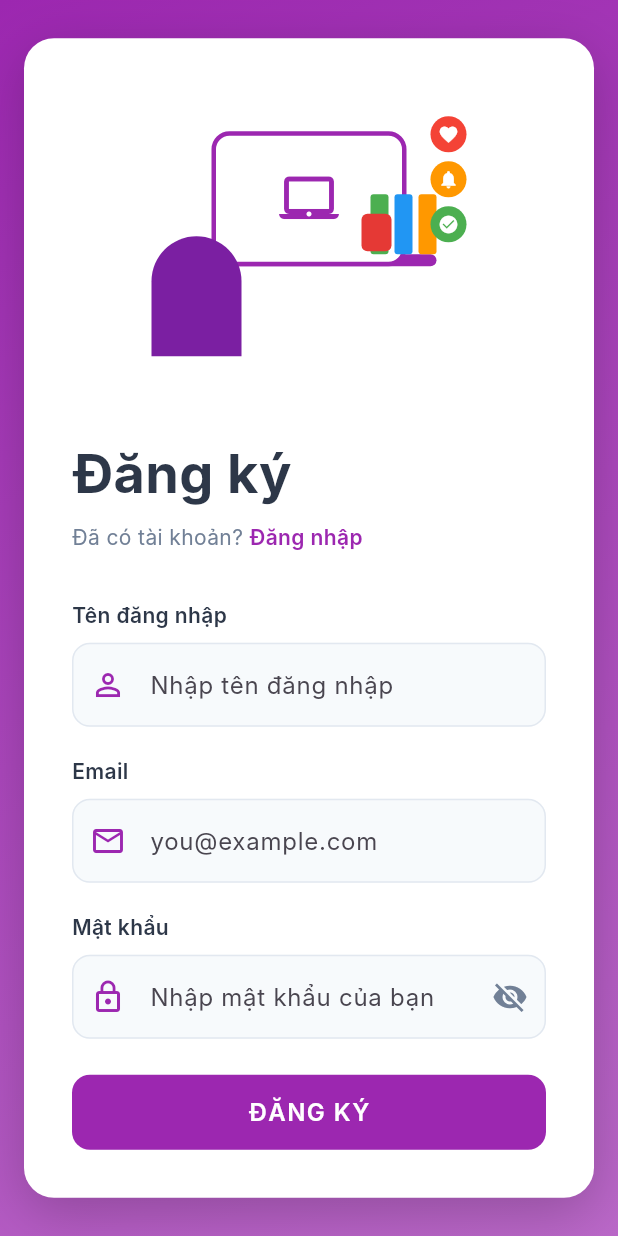
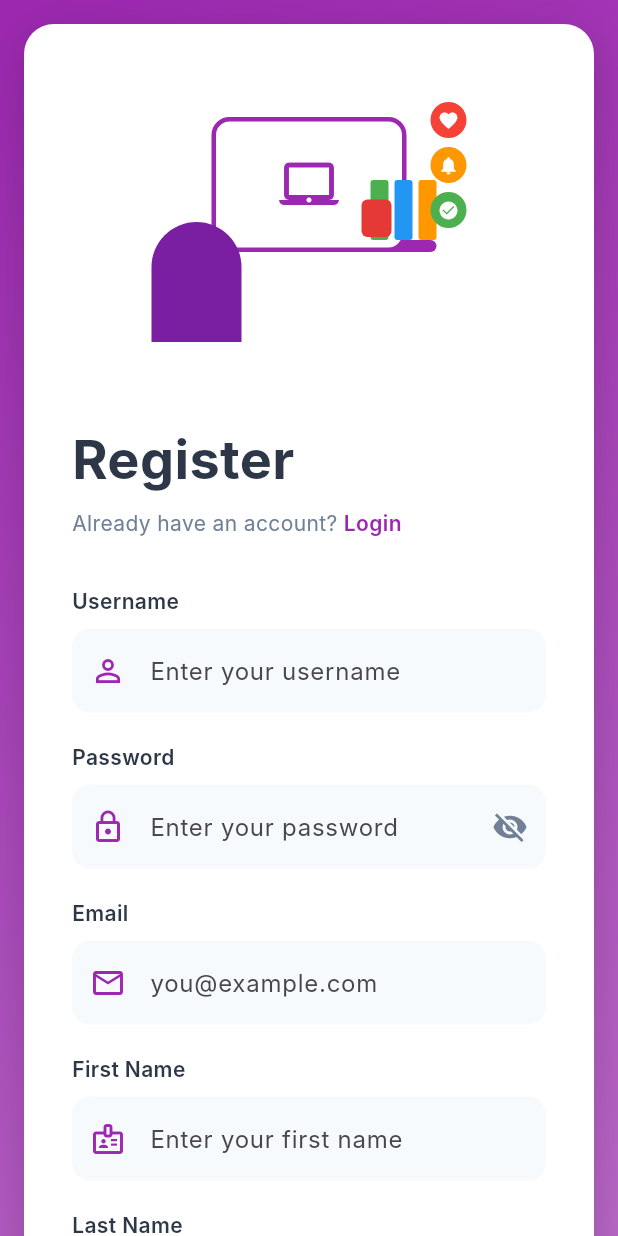
Before and after one commit to DucHuy74/daln, a Flutter app: the RegisterPage screen opened directly, on a phone screen of 412 x 824 dp. Run offline on Flutter 3.47's test engine with Material 3 defaults, Android fonts, the light colour scheme and no system bars; our stand-ins replace flutter_secure_storage; accounts and stored records are empty; Roboto replaces fonts that are missing (Inter).

Commit message:
feat: implement authentication and user services, add login and registration screens

```diff
--- a/frontend/lib/login_screen.dart
+++ b/frontend/lib/login_screen.dart
@@ -1,5 +1,6 @@
 import 'package:flutter/material.dart';
 import 'register_screen.dart';
+import 'services/auth_service.dart';
 
 class LoginPage extends StatefulWidget {
   const LoginPage({Key? key}) : super(key: key);
@@ -16,6 +17,8 @@ class _LoginPageState extends State<LoginPage> {
   bool _obscurePassword = true;
   bool _isLoading = false;
 
+  final AuthService _authService = AuthService();
+
   @override
   void dispose() {
     _emailController.dispose();
@@ -27,22 +30,35 @@ class _LoginPageState extends State<LoginPage> {
       MediaQuery.of(context).size.width < 768;
 
   void _handleLogin() async {
-    if (_formKey.currentState!.validate()) {
+    if (!_formKey.currentState!.validate()) return;
+
     setState(() => _isLoading = true);
 
-      // Simule l'appel API
-      await Future.delayed(const Duration(seconds: 2));
+    bool success = await _authService.login(
+      username: _emailController.text.trim(),
+      password: _passwordController.text.trim(),
+    );
 
     setState(() => _isLoading = false);
 
-      if (mounted) {
+    if (!mounted) return;
+    if (success) {
       ScaffoldMessenger.of(context).showSnackBar(
         const SnackBar(
           content: Text('Đăng nhập thành công!'),
           backgroundColor: Colors.green,
         ),
       );
-      }
+
+      // Chuyển sang màn hình chính
+      Navigator.pushReplacementNamed(context, '/home');
+    } else {
+      ScaffoldMessenger.of(context).showSnackBar(
+        const SnackBar(
+          content: Text('Đăng nhập thất bại'),
+          backgroundColor: Colors.red,
+        ),
+      );
     }
   }
 
@@ -202,7 +218,7 @@ class _LoginPageState extends State<LoginPage> {
 
           // Email/Username
           const Text(
-            'Email hoặc Tên đăng nhập',
+            'Username/Email',
             style: TextStyle(
               fontWeight: FontWeight.w600,
               color: Color(0xFF2D3748),
--- a/frontend/lib/register_screen.dart
+++ b/frontend/lib/register_screen.dart
@@ -1,4 +1,6 @@
 import 'package:flutter/material.dart';
+import 'package:http/http.dart' as http;
+import 'dart:convert';
 
 class RegisterPage extends StatefulWidget {
   const RegisterPage({Key? key}) : super(key: key);
@@ -12,6 +14,10 @@ class _RegisterPageState extends State<RegisterPage> {
   final _usernameController = TextEditingController();
   final _emailController = TextEditingController();
   final _passwordController = TextEditingController();
+  final _firstNameController = TextEditingController();
+  final _lastNameController = TextEditingController();
+  final _dobController = TextEditingController();
+
   bool _obscurePassword = true;
   bool _isLoading = false;
 
@@ -20,30 +26,51 @@ class _RegisterPageState extends State<RegisterPage> {
     _usernameController.dispose();
     _emailController.dispose();
     _passwordController.dispose();
+    _firstNameController.dispose();
+    _lastNameController.dispose();
+    _dobController.dispose();
     super.dispose();
   }
 
   bool _isMobile(BuildContext context) =>
       MediaQuery.of(context).size.width < 768;
 
-  void _handleRegister() async {
+  Future<void> _handleRegister() async {
     if (_formKey.currentState!.validate()) {
       setState(() => _isLoading = true);
 
-      // Simule l'appel API
-      await Future.delayed(const Duration(seconds: 2));
+      final body = {
+        "username": _usernameController.text,
+        "password": _passwordController.text,
+        "email": _emailController.text,
+        "firstName": _firstNameController.text,
+        "lastName": _lastNameController.text,
+        "dob": _dobController.text,
+      };
+
+      final response = await http.post(
+        Uri.parse('http://localhost:8080/api/register'),
+        headers: {'Content-Type': 'application/json'},
+        body: jsonEncode(body),
+      );
 
       setState(() => _isLoading = false);
 
-      if (mounted) {
+      if (response.statusCode == 200) {
         ScaffoldMessenger.of(context).showSnackBar(
           const SnackBar(
             content: Text('Đăng ký thành công!'),
             backgroundColor: Colors.green,
           ),
         );
-        // Quay lại trang login
         Navigator.pop(context);
+      } else {
+        ScaffoldMessenger.of(context).showSnackBar(
+          SnackBar(
+            content: Text('Đăng ký thất bại: ${response.body}'),
+            backgroundColor: Colors.red,
+          ),
+        );
       }
     }
   }
@@ -137,7 +164,7 @@ class _RegisterPageState extends State<RegisterPage> {
         mainAxisSize: MainAxisSize.min,
         children: [
           const Text(
-            'Đăng ký',
+            'Register',
             style: TextStyle(
               fontSize: 36,
               fontWeight: FontWeight.bold,
@@ -148,7 +175,7 @@ class _RegisterPageState extends State<RegisterPage> {
           Row(
             children: [
               const Text(
-                "Đã có tài khoản? ",
+                "Already have an account? ",
                 style: TextStyle(color: Color(0xFF718096)),
               ),
               GestureDetector(
@@ -156,7 +183,7 @@ class _RegisterPageState extends State<RegisterPage> {
                   Navigator.pop(context);
                 },
                 child: const Text(
-                  'Đăng nhập',
+                  'Login',
                   style: TextStyle(
                     color: Color(0xFF9C27B0),
                     fontWeight: FontWeight.w600,
@@ -167,9 +194,9 @@ class _RegisterPageState extends State<RegisterPage> {
           ),
           const SizedBox(height: 32),
 
-          // Username Field
+          // Username
           const Text(
-            'Tên đăng nhập',
+            'Username',
             style: TextStyle(
               fontWeight: FontWeight.w600,
               color: Color(0xFF2D3748),
@@ -180,7 +207,7 @@ class _RegisterPageState extends State<RegisterPage> {
           TextFormField(
             controller: _usernameController,
             decoration: InputDecoration(
-              hintText: 'Nhập tên đăng nhập',
+              hintText: 'Enter your username',
               prefixIcon: const Icon(
                 Icons.person_outline,
                 color: Color(0xFF9C27B0),
@@ -191,31 +218,62 @@ class _RegisterPageState extends State<RegisterPage> {
                 borderRadius: BorderRadius.circular(12),
                 borderSide: BorderSide.none,
               ),
-              enabledBorder: OutlineInputBorder(
-                borderRadius: BorderRadius.circular(12),
-                borderSide: const BorderSide(color: Color(0xFFE2E8F0)),
-              ),
-              focusedBorder: OutlineInputBorder(
-                borderRadius: BorderRadius.circular(12),
-                borderSide: const BorderSide(
-                  color: Color(0xFF9C27B0),
-                  width: 2,
-                ),
-              ),
             ),
             validator: (value) {
-              if (value == null || value.isEmpty) {
-                return 'Vui lòng nhập tên đăng nhập';
-              }
-              if (value.length < 3) {
-                return 'Tên đăng nhập phải có ít nhất 3 ký tự';
-              }
+              if (value == null || value.isEmpty)
+                return 'Please enter username';
+              if (value.length < 3)
+                return 'Username must be at least 3 characters';
               return null;
             },
           ),
           const SizedBox(height: 20),
 
-          // Email Field
+          // Password
+          const Text(
+            'Password',
+            style: TextStyle(
+              fontWeight: FontWeight.w600,
+              color: Color(0xFF2D3748),
+              fontSize: 14,
+            ),
+          ),
+          const SizedBox(height: 8),
+          TextFormField(
+            controller: _passwordController,
+            obscureText: _obscurePassword,
+            decoration: InputDecoration(
+              hintText: 'Enter your password',
+              prefixIcon: const Icon(
+                Icons.lock_outline,
+                color: Color(0xFF9C27B0),
+              ),
+              suffixIcon: IconButton(
+                icon: Icon(
+                  _obscurePassword ? Icons.visibility_off : Icons.visibility,
+                  color: const Color(0xFF718096),
+                ),
+                onPressed: () =>
+                    setState(() => _obscurePassword = !_obscurePassword),
+              ),
+              filled: true,
+              fillColor: const Color(0xFFF7FAFC),
+              border: OutlineInputBorder(
+                borderRadius: BorderRadius.circular(12),
+                borderSide: BorderSide.none,
+              ),
+            ),
+            validator: (value) {
+              if (value == null || value.isEmpty)
+                return 'Please enter password';
+              if (value.length < 6)
+                return 'Password must be at least 6 characters';
+              return null;
+            },
+          ),
+          const SizedBox(height: 20),
+
+          // Email
           const Text(
             'Email',
             style: TextStyle(
@@ -239,33 +297,19 @@ class _RegisterPageState extends State<RegisterPage> {
                 borderRadius: BorderRadius.circular(12),
                 borderSide: BorderSide.none,
               ),
-              enabledBorder: OutlineInputBorder(
-                borderRadius: BorderRadius.circular(12),
-                borderSide: const BorderSide(color: Color(0xFFE2E8F0)),
-              ),
-              focusedBorder: OutlineInputBorder(
-                borderRadius: BorderRadius.circular(12),
-                borderSide: const BorderSide(
-                  color: Color(0xFF9C27B0),
-                  width: 2,
-                ),
-              ),
             ),
             validator: (value) {
-              if (value == null || value.isEmpty) {
-                return 'Vui lòng nhập email';
-              }
-              if (!RegExp(r'^[^@]+@[^@]+\.[^@]+').hasMatch(value)) {
-                return 'Vui lòng nhập email hợp lệ';
-              }
+              if (value == null || value.isEmpty) return 'Please enter email';
+              if (!RegExp(r'^[^@]+@[^@]+\.[^@]+').hasMatch(value))
+                return 'Please enter valid email';
               return null;
             },
           ),
           const SizedBox(height: 20),
 
-          // Password Field
+          // First Name
           const Text(
-            'Mật khẩu',
+            'First Name',
             style: TextStyle(
               fontWeight: FontWeight.w600,
               color: Color(0xFF2D3748),
@@ -274,22 +318,12 @@ class _RegisterPageState extends State<RegisterPage> {
           ),
           const SizedBox(height: 8),
           TextFormField(
-            controller: _passwordController,
-            obscureText: _obscurePassword,
+            controller: _firstNameController,
             decoration: InputDecoration(
-              hintText: 'Nhập mật khẩu của bạn',
+              hintText: 'Enter your first name',
               prefixIcon: const Icon(
-                Icons.lock_outline,
+                Icons.badge_outlined,
                 color: Color(0xFF9C27B0),
-              ),
-              suffixIcon: IconButton(
-                icon: Icon(
-                  _obscurePassword ? Icons.visibility_off : Icons.visibility,
-                  color: const Color(0xFF718096),
-                ),
-                onPressed: () {
-                  setState(() => _obscurePassword = !_obscurePassword);
-                },
               ),
               filled: true,
               fillColor: const Color(0xFFF7FAFC),
@@ -297,27 +331,86 @@ class _RegisterPageState extends State<RegisterPage> {
                 borderRadius: BorderRadius.circular(12),
                 borderSide: BorderSide.none,
               ),
-              enabledBorder: OutlineInputBorder(
+            ),
+            validator: (value) => (value == null || value.isEmpty)
+                ? 'Please enter first name'
+                : null,
+          ),
+          const SizedBox(height: 20),
+
+          // Last Name
+          const Text(
+            'Last Name',
+            style: TextStyle(
+              fontWeight: FontWeight.w600,
+              color: Color(0xFF2D3748),
+              fontSize: 14,
+            ),
+          ),
+          const SizedBox(height: 8),
+          TextFormField(
+            controller: _lastNameController,
+            decoration: InputDecoration(
+              hintText: 'Enter your last name',
+              prefixIcon: const Icon(
+                Icons.badge_outlined,
+                color: Color(0xFF9C27B0),
+              ),
+              filled: true,
+              fillColor: const Color(0xFFF7FAFC),
+              border: OutlineInputBorder(
                 borderRadius: BorderRadius.circular(12),
-                borderSide: const BorderSide(color: Color(0xFFE2E8F0)),
-              ),
-              focusedBorder: OutlineInputBorder(
-                borderRadius: BorderRadius.circular(12),
-                borderSide: const BorderSide(
-                  color: Color(0xFF9C27B0),
-                  width: 2,
-                ),
+                borderSide: BorderSide.none,
               ),
             ),
-            validator: (value) {
-              if (value == null || value.isEmpty) {
-                return 'Vui lòng nhập mật khẩu';
+            validator: (value) => (value == null || value.isEmpty)
+                ? 'Please enter last name'
+                : null,
+          ),
+          const SizedBox(height: 20),
+
+          // Date of Birth
+          const Text(
+            'Date of Birth',
+            style: TextStyle(
+              fontWeight: FontWeight.w600,
+              color: Color(0xFF2D3748),
+              fontSize: 14,
+            ),
+          ),
+          const SizedBox(height: 8),
+          TextFormField(
+            controller: _dobController,
+            readOnly: true,
+            decoration: InputDecoration(
+              hintText: 'Select date of birth',
+              prefixIcon: const Icon(
+                Icons.calendar_today_outlined,
+                color: Color(0xFF9C27B0),
+              ),
+              filled: true,
+              fillColor: const Color(0xFFF7FAFC),
+              border: OutlineInputBorder(
+                borderRadius: BorderRadius.circular(12),
+                borderSide: BorderSide.none,
+              ),
+            ),
+            onTap: () async {
+              DateTime? pickedDate = await showDatePicker(
+                context: context,
+                initialDate: DateTime(2000),
+                firstDate: DateTime(1900),
+                lastDate: DateTime.now(),
+              );
+              if (pickedDate != null) {
+                _dobController.text = pickedDate.toIso8601String().split(
+                  'T',
+                )[0];
               }
-              if (value.length < 6) {
-                return 'Mật khẩu phải có ít nhất 6 ký tự';
-              }
-              return null;
             },
+            validator: (value) => (value == null || value.isEmpty)
+                ? 'Please select date of birth'
+                : null,
           ),
           const SizedBox(height: 24),
 
@@ -345,7 +438,7 @@ class _RegisterPageState extends State<RegisterPage> {
                       ),
                     )
                   : const Text(
-                      'ĐĂNG KÝ',
+                      'REGISTER',
                       style: TextStyle(
                         fontSize: 16,
                         fontWeight: FontWeight.w600,
--- a/frontend/pubspec.yaml
+++ b/frontend/pubspec.yaml
@@ -35,8 +35,9 @@ dependencies:
   # Use with the CupertinoIcons class for iOS style icons.
   cupertino_icons: ^1.0.8
   dio: ^5.9.0
-  flutter_appauth: ^11.0.0
-  flutter_secure_storage: ^9.0.0
+  flutter_appauth: ^2.0.4
+  flutter_secure_storage: ^8.0.0
+  http: ^1.1.0
 
 dev_dependencies:
   flutter_test:
```
Also changed, not shown: frontend/lib/home_page.dart (added, +21 -0 lines), frontend/lib/main.dart (+8 -1 lines), frontend/lib/services/api_service.dart (added, +43 -0 lines), frontend/lib/services/auth_service.dart (added, +57 -0 lines), frontend/lib/services/user_service.dart (added, +46 -0 lines), frontend/pubspec.lock, 1 other file. Lines whose indentation alone changed are shown as unchanged.
